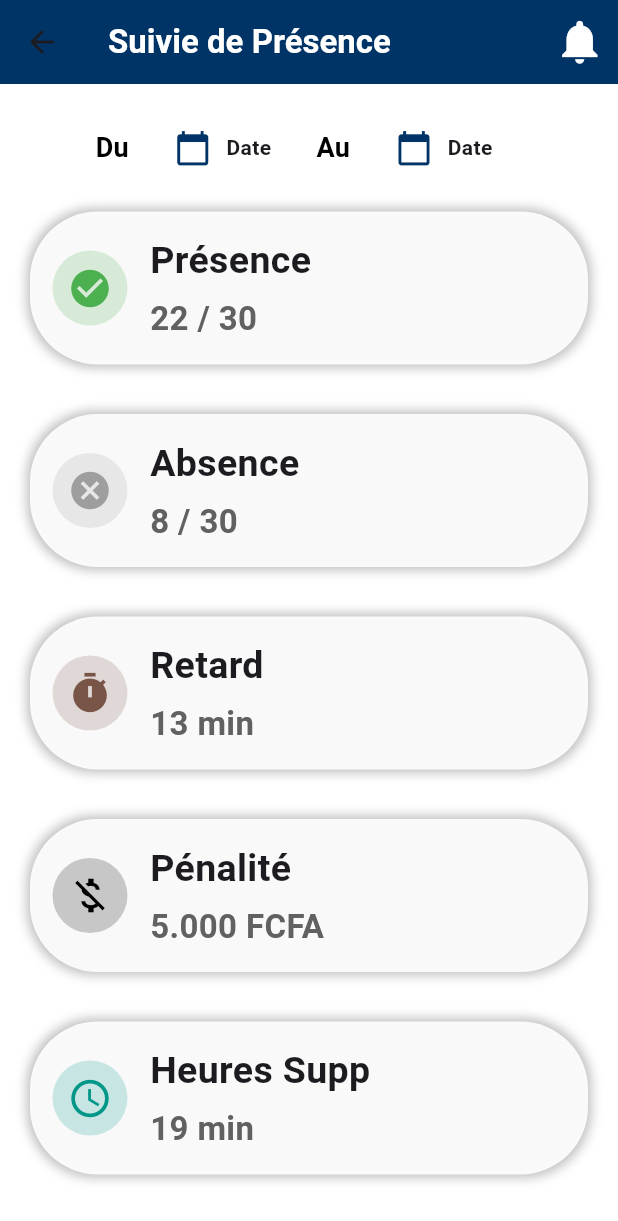
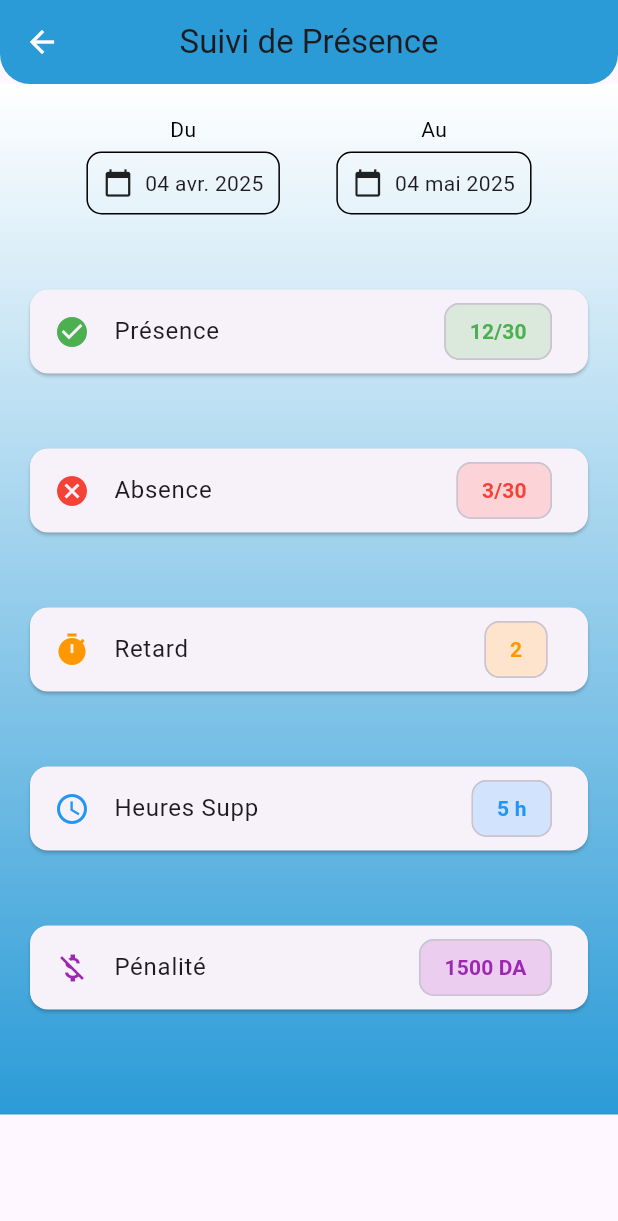
Before and after one commit to Monica1230244/projets, a Flutter app: the Presence screen opened directly, on a phone screen of 412 x 824 dp. Shown: the top 1221 px of the screen. Run offline on Flutter 3.47's test engine with Material 3 defaults, Android fonts, the phone set to English and light mode, and no system bars; our stand-ins replace table_calendar.

Commit message:
up date user page

```diff
--- a/lib/absence_page.dart
+++ b/lib/absence_page.dart
@@ -45,7 +45,16 @@ class _AbsencePageState extends State<AbsencePage> {
           borderRadius: BorderRadius.vertical(bottom: Radius.circular(20)),
         ),
       ),
-      body: Column(
+      body: Container(
+        decoration: BoxDecoration(
+          gradient: LinearGradient(
+            colors: [Colors.white, primaryColor],
+            begin: Alignment.topCenter,
+            end: Alignment.bottomCenter,
+          ),
+        ),
+        child: Column(
+
           children: [
             Padding(
               padding: const EdgeInsets.all(16.0),
@@ -165,6 +174,7 @@ class _AbsencePageState extends State<AbsencePage> {
             ),
           ],
         ),
+      ),
     );
   }
 }
--- a/lib/heure_supp.dart
+++ b/lib/heure_supp.dart
@@ -69,7 +69,15 @@ class _HeuresSupplementairesPageState extends State<HeuresSupplementairesPage> {
         ),
 
       ),
-      body: Column(
+      body: Container(
+        decoration: BoxDecoration(
+          gradient: LinearGradient(
+            colors: [Colors.white, primaryColor],
+            begin: Alignment.topCenter,
+            end: Alignment.bottomCenter,
+          ),
+        ),
+        child: Column(
           children: [
             Padding(
               padding: const EdgeInsets.all(16.0),
@@ -235,6 +243,7 @@ class _HeuresSupplementairesPageState extends State<HeuresSupplementairesPage> {
             ),
           ],
         ),
+      ),
     );
   }
 }
--- a/lib/main.dart
+++ b/lib/main.dart
@@ -1,19 +1,29 @@
 import 'package:flutter/material.dart';
+import 'package:flutter_localizations/flutter_localizations.dart';
+import 'package:intl/date_symbol_data_local.dart';
 import 'package:projets/connect_page.dart';
-import 'package:projets/heure_supp.dart';
-import 'package:projets/presence_page.dart';
-import 'package:projets/retard_page.dart';
-import 'user.dart';
 
 void main() {
-  runApp(MyApp());
+  runApp(const MyApp());
 }
 
 class MyApp extends StatelessWidget {
+  const MyApp({super.key});
+
   @override
   Widget build(BuildContext context) {
+    initializeDateFormatting('fr_FR', null);
+
     return MaterialApp(
       debugShowCheckedModeBanner: false,
+      localizationsDelegates: const [
+        GlobalMaterialLocalizations.delegate,
+        GlobalWidgetsLocalizations.delegate,
+        GlobalCupertinoLocalizations.delegate,
+      ],
+      supportedLocales: const [
+        Locale('fr', 'FR'),
+      ],
       home: ConnectPage(),
     );
   }
--- a/lib/presence_page.dart
+++ b/lib/presence_page.dart
@@ -9,8 +9,6 @@ class PresencePage extends StatefulWidget {
 class _PresencePageState extends State<PresencePage> {
   int _selectedIndex = 0;
   String _selectedFilter = 'Tous';
-  bool _showOnlyProblems = false;
-
 
   final List<String> _filterOptions = ['Tous', 'Présents', 'Absents', 'Retards', 'Heures Supp'];
 
@@ -21,11 +19,11 @@ class _PresencePageState extends State<PresencePage> {
     {'date': '05 Mars 2025', 'heure_arrivee': '08:00', 'heure_depart': '18:15', 'status': 'Présent', 'color': Colors.green, 'hasProblem': false},
     {'date': '06 Mars 2025', 'heure_arrivee': '08:00', 'heure_depart': '19:30', 'status': 'Heures Supp ', 'color': Colors.blue, 'hasProblem': false},
     {'date': '07 Mars 2025', 'heure_arrivee': '-', 'heure_depart': '-', 'status': 'Absent', 'color':  Colors.red, 'hasProblem': true},
-    {'date': '08 Mars 2025', 'heure_arrivee': '9:30', 'heure_depart': '19:00', 'status': 'retard', 'color': Colors.orange, 'hasProblem': false},
+    {'date': '08 Mars 2025', 'heure_arrivee': '9:30', 'heure_depart': '19:00', 'status': 'Retard', 'color': Colors.orange, 'hasProblem': false},
     {'date': '07 Mars 2025', 'heure_arrivee': '-', 'heure_depart': '-', 'status': 'Absent', 'color':  Colors.red, 'hasProblem': true},
-    {'date': '08 Mars 2025', 'heure_arrivee': '9:30', 'heure_depart': '19:00', 'status': 'retard', 'color': Colors.orange, 'hasProblem': false},
-    {'date': '08 Mars 2025', 'heure_arrivee': '9:30', 'heure_depart': '19:00', 'status': 'retard', 'color': Colors.orange, 'hasProblem': false},
-    {'date': '08 Mars 2025', 'heure_arrivee': '9:30', 'heure_depart': '19:00', 'status': 'retard', 'color': Colors.orange, 'hasProblem': false},
+    {'date': '08 Mars 2025', 'heure_arrivee': '9:30', 'heure_depart': '19:00', 'status': 'Retard', 'color': Colors.orange, 'hasProblem': false},
+    {'date': '08 Mars 2025', 'heure_arrivee': '9:30', 'heure_depart': '19:00', 'status': 'Retard', 'color': Colors.orange, 'hasProblem': false},
+    {'date': '08 Mars 2025', 'heure_arrivee': '9:30', 'heure_depart': '19:00', 'status': 'Retard', 'color': Colors.orange, 'hasProblem': false},
     {'date': '02 Mars 2025', 'heure_arrivee': '08:15', 'heure_depart': '17:30', 'status': 'Présent', 'color': Colors.green, 'hasProblem': false},
     {'date': '06 Mars 2025', 'heure_arrivee': '08:00', 'heure_depart': '19:30', 'status': 'Heures Supp ', 'color': Colors.blue, 'hasProblem': false},
     {'date': '06 Mars 2025', 'heure_arrivee': '08:00', 'heure_depart': '19:30', 'status': 'Heures Supp ', 'color': Colors.blue, 'hasProblem': false},
@@ -34,7 +32,7 @@ class _PresencePageState extends State<PresencePage> {
   List<Map<String, dynamic>> get _filteredPresences {
     return _allPresences.where((presence) {
       bool matchesStatus = true;
-      bool matchesProblemFilter = !_showOnlyProblems || presence['hasProblem'];
+
 
       switch (_selectedFilter) {
         case 'Présents':
@@ -46,15 +44,14 @@ class _PresencePageState extends State<PresencePage> {
         case 'Retards':
           matchesStatus = presence['status'].contains('Retard');
           break;
-        case 'Heures Supp': // Nouveau cas pour le filtre Heures Supp
+        case 'Heures Supp':
           matchesStatus = presence['status'].contains('Heures Supp');
           break;
       }
 
-      return matchesStatus && matchesProblemFilter;
+      return matchesStatus;
     }).toList();
   }
-
   void _onItemTapped(int index) {
     setState(() {
       _selectedIndex = index;
--- a/lib/retard_page.dart
+++ b/lib/retard_page.dart
@@ -59,7 +59,15 @@ class _RetardPageState extends State<RetardPage> {
           borderRadius: BorderRadius.vertical(bottom: Radius.circular(20)),
         ),
       ),
-      body: Column(
+      body: Container(
+        decoration: BoxDecoration(
+          gradient: LinearGradient(
+            colors: [Colors.white, primaryColor],
+            begin: Alignment.topCenter,
+            end: Alignment.bottomCenter,
+          ),
+        ),
+        child: Column(
           children: [
             Padding(
               padding: const EdgeInsets.all(16.0),
@@ -256,6 +264,7 @@ class _RetardPageState extends State<RetardPage> {
             ),
           ],
         ),
+      ),
     );
   }
 }
--- a/lib/user.dart
+++ b/lib/user.dart
@@ -1,187 +1,257 @@
 import 'package:flutter/material.dart';
+import 'package:intl/date_symbol_data_local.dart';
+import 'package:intl/intl.dart';
+import 'package:projets/absence_page.dart';
+import 'package:projets/heure_supp.dart';
 import 'package:projets/presence_page.dart';
 import 'package:projets/retard_page.dart';
-import 'absence_page.dart';
-import 'heure_supp.dart';
+import 'accueil_page.dart';
+import 'constants.dart';
 
 class Presence extends StatefulWidget {
+  const Presence({Key? key}) : super(key: key);
+
   @override
   _PresenceState createState() => _PresenceState();
 }
 
 class _PresenceState extends State<Presence> {
-  DateTime? _selectedDate;
-  DateTime? _selectedEndDate;
-  int _selectedIndex = 0;
+  late DateTime _selectedDate;
+  late DateTime _selectedEndDate;
+
+  // Valeurs simulées
+  int presenceCount = 12;
+  int totalJours = 30;
+  int absenceCount = 3;
+  int retardCount = 2;
+  int heuresSuppCount = 5;
+  double penaliteMontant = 1500.0;
+
+  @override
+  void initState() {
+    super.initState();
+    initializeDateFormatting('fr_FR', null);
+    _selectedDate = DateTime.now();
+    _selectedEndDate = DateTime.now().add(const Duration(days: 30));
+  }
 
   Future<void> _selectDate(BuildContext context, bool isStart) async {
-    DateTime? pickedDate = await showDatePicker(
+    final DateTime? pickedDate = await showDatePicker(
       context: context,
-      initialDate: isStart ? _selectedDate ?? DateTime.now() : _selectedEndDate ?? DateTime.now(),
+      initialDate: isStart ? _selectedDate : _selectedEndDate,
       firstDate: DateTime(2000),
       lastDate: DateTime(2100),
+      locale: const Locale('fr', 'FR'),
     );
 
     if (pickedDate != null) {
       setState(() {
         if (isStart) {
           _selectedDate = pickedDate;
-          _selectedEndDate = DateTime(pickedDate.year, pickedDate.month + 1, 0);
+          if (_selectedEndDate.isBefore(pickedDate)) {
+            _selectedEndDate = pickedDate.add(const Duration(days: 30));
+            totalJours = 30;
+          }
         } else {
           _selectedEndDate = pickedDate;
+          totalJours = _selectedEndDate.difference(_selectedDate).inDays + 1;
         }
       });
     }
   }
 
-  void _onItemTapped(int index) {
-    setState(() {
-      _selectedIndex = index;
-    });
+  String _formatDate(DateTime date) {
+    return DateFormat('dd MMM yyyy', 'fr_FR').format(date);
   }
 
   @override
   Widget build(BuildContext context) {
     return Scaffold(
       appBar: AppBar(
-        title: Text("Suivie de Présence", style: TextStyle(fontWeight: FontWeight.bold, color: Colors.white)),
-        backgroundColor: Color(0xFF003366),
-        actions: [
-          IconButton(
-            onPressed: () {},
-            icon: Icon(Icons.notifications, size: 35, color: Colors.white),
+        title: const Text("Suivi de Présence"),
+        centerTitle: true,
+        backgroundColor: primaryColor,
+        elevation: 0,
+        shape: RoundedRectangleBorder(
+          borderRadius: BorderRadius.vertical(bottom: Radius.circular(20)),
         ),
-        ],
+        leading: IconButton(
+          icon: Icon(Icons.arrow_back, color: Colors.white),
+          onPressed: () {
+            Navigator.push(
+              context,
+              MaterialPageRoute(builder: (context) => Accueil()),
+            );
+          },
+        ),
       ),
       body: Container(
         decoration: BoxDecoration(
           gradient: LinearGradient(
-            colors: [Colors.white, Colors.white],
+            colors: [Colors.white, primaryColor],
             begin: Alignment.topCenter,
             end: Alignment.bottomCenter,
           ),
         ),
+        child: SingleChildScrollView(
           child: Padding(
             padding: const EdgeInsets.all(20.0),
             child: Column(
               children: [
-              _buildDateSelection(),
-              SizedBox(height: 20),
-              Expanded(
-                child: ListView(
+                // Sélection de période
+                Row(
+                  mainAxisAlignment: MainAxisAlignment.spaceEvenly,
                   children: [
-                    _buildStatCard("Présence", "22 / 30", Icons.check_circle, Colors.green, onTap: () {
-                      Navigator.push(
-                        context,
-                        MaterialPageRoute(builder: (context) => PresencePage()),
-                      );
-                    }),
-                    SizedBox(height: 33),
-                    _buildStatCard("Absence", "8 / 30", Icons.cancel, Colors.grey, onTap: () {
-                      Navigator.push(
-                        context,
-                        MaterialPageRoute(builder: (context) => AbsencePage()),
-                      );
-                    }),
-                    SizedBox(height: 33),
-                    _buildStatCard("Retard", "13 min", Icons.timer, Colors.brown, onTap: () {
-                      Navigator.push(
-                        context,
-                        MaterialPageRoute(builder: (context) => RetardPage()),
-                      );
-                    }),
-                    SizedBox(height: 33),
-                    _buildStatCard("Pénalité", "5.000 FCFA", Icons.money_off, Colors.black, onTap: () {
-                      Navigator.push(
-                        context,
-                        MaterialPageRoute(builder: (context) => Presence()),
-                      );
-                    }),
-                    SizedBox(height: 33),
-                    _buildStatCard("Heures Supp", "19 min", Icons.access_time, Colors.teal, isLarge: true, onTap: () {
-                      Navigator.push(
-                        context,
-                        MaterialPageRoute(builder: (context) => HeuresSupplementairesPage()),
-                      );
-                    }),
+                    Column(
+                      children: [
+                        const Text("Du", style: TextStyle(color: Colors.black)),
+                        const SizedBox(height: 5),
+                        GestureDetector(
+                          onTap: () => _selectDate(context, true),
+                          child: Container(
+                            padding: const EdgeInsets.all(10),
+                            decoration: BoxDecoration(
+                              border: Border.all(color: Colors.black),
+                              borderRadius: BorderRadius.circular(10),
+                            ),
+                            child: Row(
+                              children: [
+                                const Icon(Icons.calendar_today, size: 20),
+                                const SizedBox(width: 8),
+                                Text(_formatDate(_selectedDate)),
                               ],
                             ),
                           ),
+                        ),
                       ],
+                    ),
+                    Column(
+                      children: [
+                        const Text("Au", style: TextStyle(color: Colors.black)),
+                        const SizedBox(height: 5),
+                        GestureDetector(
+                          onTap: () => _selectDate(context, false),
+                          child: Container(
+                            padding: const EdgeInsets.all(10),
+                            decoration: BoxDecoration(
+                              border: Border.all(color: Colors.black),
+                              borderRadius: BorderRadius.circular(10),
+                            ),
+                            child: Row(
+                              children: [
+                                const Icon(Icons.calendar_today, size: 20),
+                                const SizedBox(width: 8),
+                                Text(_formatDate(_selectedEndDate)),
+                              ],
+                            ),
+                          ),
+                        ),
+                      ],
+                    ),
+                  ],
+                ),
+                const SizedBox(height: 50),
+
+                // Options avec Chips
+                _buildOptionTile(
+                  icon: Icons.check_circle,
+                  color: Colors.green,
+                  text: "Présence",
+                  count: "$presenceCount/$totalJours",
+                  onTap: () => Navigator.push(
+                    context,
+                    MaterialPageRoute(builder: (context) => PresencePage()),
+                  ),
+                ),
+                _buildOptionTile(
+                  icon: Icons.cancel,
+                  color: Colors.red,
+                  text: "Absence",
+                  count: "$absenceCount/$totalJours",
+                  onTap: () => Navigator.push(
+                    context,
+                    MaterialPageRoute(builder: (context) => AbsencePage()),
+                  ),
+                ),
+                _buildOptionTile(
+                  icon: Icons.timer,
+                  color: Colors.orange,
+                  text: "Retard",
+                  count: "$retardCount",
+                  onTap: () => Navigator.push(
+                    context,
+                    MaterialPageRoute(builder: (context) => RetardPage()),
+                  ),
+                ),
+                _buildOptionTile(
+                  icon: Icons.access_time,
+                  color: Colors.blue,
+                  text: "Heures Supp",
+                  count: "$heuresSuppCount h",
+                  onTap: () => Navigator.push(
+                    context,
+                    MaterialPageRoute(builder: (context) => HeuresSupplementairesPage()),
+                  ),
+                ),
+                _buildPenaltyTile(),
+              ],
+            ),
           ),
         ),
       ),
     );
   }
 
-  Widget _buildDateSelection() {
-    return Row(
-      mainAxisAlignment: MainAxisAlignment.center,
-      children: [
-        Text("Du", style: TextStyle(fontSize: 18, fontWeight: FontWeight.bold, color: Colors.black)),
-        SizedBox(width: 10),
-        _datePickerButton("Du", _selectedDate, () => _selectDate(context, true), style: TextStyle(color: Colors.black)),
-        SizedBox(width: 10),
-        Text("Au", style: TextStyle(fontSize: 18, fontWeight: FontWeight.bold, color: Colors.black)),
-        SizedBox(width: 10),
-        _datePickerButton("Au", _selectedEndDate, () => _selectDate(context, false), style: TextStyle(color: Colors.black)),
-      ],
-    );
-  }
-
-  Widget _datePickerButton(String label, DateTime? date, VoidCallback onTap, {required TextStyle style}) {
-    return GestureDetector(
+  Widget _buildOptionTile({
+    required IconData icon,
+    required Color color,
+    required String text,
+    required String count,
+    required VoidCallback onTap,
+  }) {
+    return Card(
+      margin: const EdgeInsets.only(bottom: 50),
+      child: ListTile(
+        leading: Icon(icon, color: color),
+        title: Text(text),
+        trailing: Chip(
+          label: Text(
+            count,
+            style: TextStyle(
+              color: color,
+              fontWeight: FontWeight.bold,
+            ),
+          ),
+          backgroundColor: color.withOpacity(0.2),
+          shape: RoundedRectangleBorder(
+            borderRadius: BorderRadius.circular(10),
+          ),
+        ),
         onTap: onTap,
-      child: Container(
-        padding: EdgeInsets.symmetric(vertical: 10, horizontal: 20),
-        decoration: BoxDecoration(
-          color: Colors.white.withOpacity(0.8),
-          borderRadius: BorderRadius.circular(20),
-        ),
-        child: Row(
-          children: [
-            Icon(Icons.calendar_today, color: Color(0xFF003366), size: 25),
-            SizedBox(width: 10),
-            Text(
-              date == null ? "Date" : "${date.day}/${date.month}/${date.year}",
-              style: TextStyle(fontWeight: FontWeight.bold),
-            ),
-          ],
-        ),
       ),
     );
   }
 
-  Widget _buildStatCard(String title, String value, IconData icon, Color iconColor, {bool isLarge = false, required VoidCallback onTap}) {
-    return GestureDetector(
-      onTap: onTap,
-      child: Container(
-        width: double.infinity,
-        padding: EdgeInsets.all(15),
-        decoration: BoxDecoration(
-          color: Colors.white.withOpacity(0.9),
-          borderRadius: BorderRadius.circular(45),
-          boxShadow: [BoxShadow(color: Colors.black26, blurRadius: 6, spreadRadius: 2)],
+  Widget _buildPenaltyTile() {
+    return Card(
+      margin: const EdgeInsets.only(bottom: 50),
+      child: ListTile(
+        leading: Icon(Icons.money_off, color: Colors.purple),
+        title: Text("Pénalité"),
+        trailing: Chip(
+          label: Text(
+            "${penaliteMontant.toStringAsFixed(0)} DA",
+            style: TextStyle(
+              color: Colors.purple,
+              fontWeight: FontWeight.bold,
             ),
-        child: Row(
-          mainAxisAlignment: MainAxisAlignment.start,
-          children: [
-            CircleAvatar(
-              backgroundColor: iconColor.withOpacity(0.2),
-              radius: 25,
-              child: Icon(icon, color: iconColor, size: 30),
           ),
-            SizedBox(width: 15),
-            Column(
-              crossAxisAlignment: CrossAxisAlignment.start,
-              children: [
-                Text(title, style: TextStyle(fontSize: 25, fontWeight: FontWeight.bold)),
-                SizedBox(height: 5),
-                Text(value, style: TextStyle(fontSize: 22, fontWeight: FontWeight.bold, color: Colors.grey[700])),
-              ],
+          backgroundColor: Colors.purple.withOpacity(0.2),
+          shape: RoundedRectangleBorder(
+            borderRadius: BorderRadius.circular(10),
           ),
-          ],
         ),
+        onTap: () {},
       ),
     );
   }
--- a/pubspec.yaml
+++ b/pubspec.yaml
@@ -30,6 +30,10 @@ environment:
 dependencies:
   flutter:
     sdk: flutter
+  flutter_localizations:
+    sdk: flutter
+  intl: ^0.19.0
+
 
   table_calendar: ^3.0.9
 
```
Also changed, not shown: pubspec.lock. Lines whose indentation alone changed are shown as unchanged.
